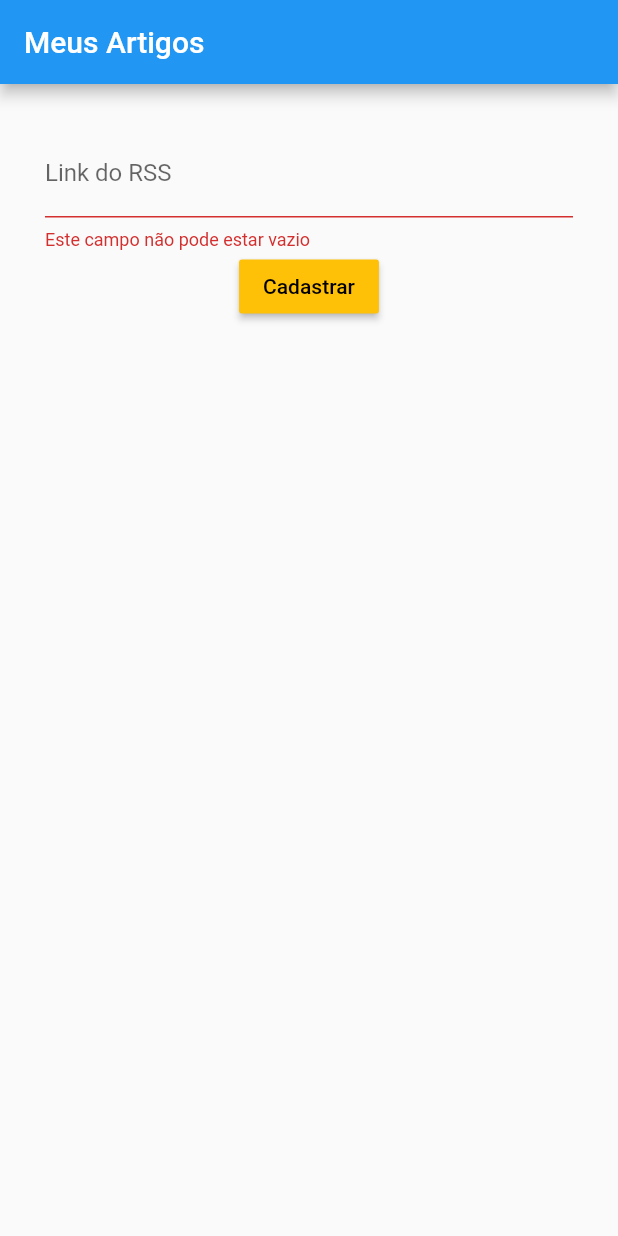
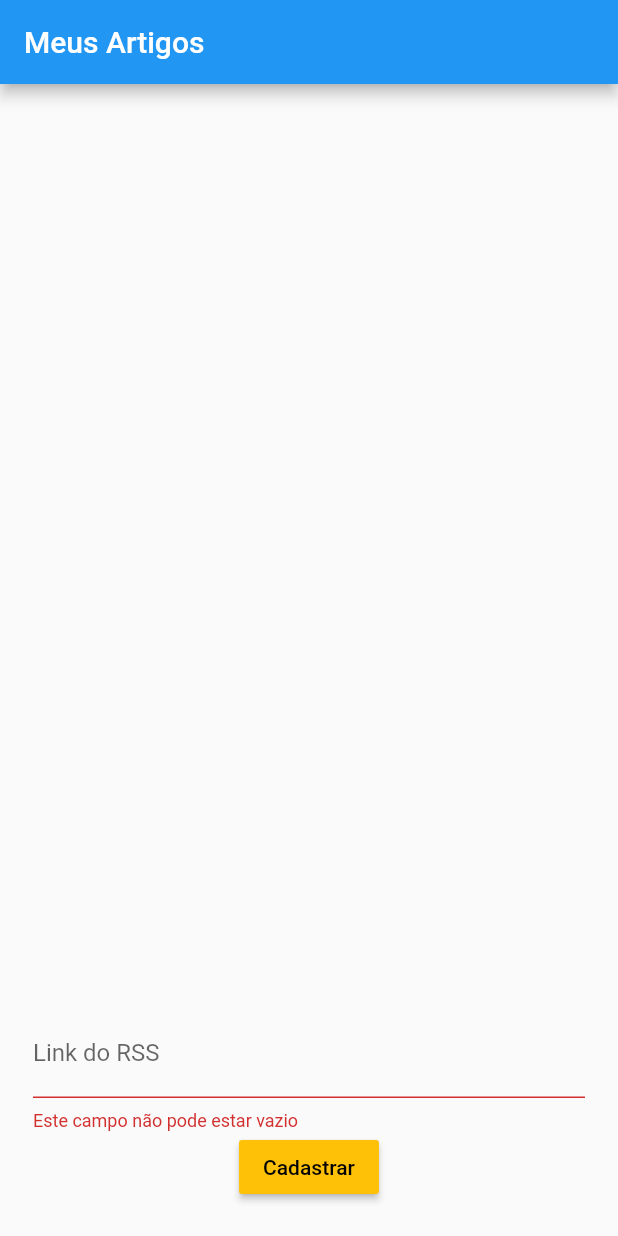
Before and after one commit to lopesdaniel/flutter-rss, a Flutter app: the screen it shows after launch, after a tap on "Cadastrar", on a phone screen of 412 x 824 dp. Run offline on Flutter 3.47's test engine with Material 2 defaults, Android fonts, the phone set to English and light mode, and no system bars.

```diff
--- /dev/null
+++ b/lib/data/save_local.dart
@@ -0,0 +1,37 @@
+import 'package:path_provider/path_provider.dart';
+import 'dart:io';
+import 'dart:convert';
+
+class SaveLocal {
+  final List feedList;
+
+  SaveLocal({this.feedList});
+
+  Future<File> get fileFeed async{
+    Directory dir = await getApplicationDocumentsDirectory();
+    File file = File(dir.path + "/feeds.json");
+    if(!file.existsSync()){
+      await file.writeAsString(json.encode([]));
+    }
+
+    return file;
+  }
+
+  read() async {
+    final File file = await fileFeed;
+
+    String data = file.readAsStringSync();
+
+    return json.decode(data);
+  }
+
+  save(data) async {
+    final File file = await fileFeed;
+
+    file.writeAsString(json.encode(data));
+  }
+
+
+
+
+}
--- a/lib/pages/home_page.dart
+++ b/lib/pages/home_page.dart
@@ -1,5 +1,6 @@
 import 'package:flutter/material.dart';
 import './articles_page.dart';
+import '../data/save_local.dart';
 
 class HomePage extends StatefulWidget {
   @override
@@ -10,19 +11,46 @@ class _HomePageState extends State<HomePage> {
   final _formKey = GlobalKey<FormState>();
   final feedController = TextEditingController();
 
+  List feeds = [];
+
   @override
   Widget build(BuildContext context) {
+    SaveLocal persistence = new SaveLocal(feedList: feeds);
+    persistence.read().then((data) {
+      setState(() {
+        feeds = data;
+      });
+    });
     return Scaffold(
       appBar: AppBar(
         title: Text('Meus Artigos'),
         automaticallyImplyLeading: false,
       ),
       body: Padding(
-        padding: EdgeInsets.all(30),
+        padding: EdgeInsets.all(22),
         child: Form(
         key: _formKey,
         child: Column(
           children: <Widget>[
+            Expanded(
+              child: ListView.builder(
+                itemCount: feeds.length,
+                itemBuilder: (context, index){
+                  return ListTile(
+                    title: Text(feeds[index]),
+                    leading: Icon(Icons.rss_feed),
+                    onTap: (){
+                      Navigator.push(
+                        context,
+                          MaterialPageRoute(
+                            builder: (context) => ArticlePage(feed: feeds[index])
+                          )
+                        );
+                    },
+                  );
+                },
+              )
+            ),
             TextFormField(
               keyboardType: TextInputType.url,
               controller: feedController,
@@ -41,8 +69,12 @@ class _HomePageState extends State<HomePage> {
                 textColor: Colors.black,
                 onPressed: () {
                   if(_formKey.currentState.validate()){
-                    print(feedController.text);
-                    feedController.text = '';
+                    setState(() {
+                      feeds.add(feedController.text);
+                      feedController.text = '';
+
+                      persistence.save(feeds);
+                    });
                   }
                 },
               )
--- a/pubspec.yaml
+++ b/pubspec.yaml
@@ -23,6 +23,10 @@ dependencies:
   # The following adds the Cupertino Icons font to your application.
   # Use with the CupertinoIcons class for iOS style icons.
   cupertino_icons: ^0.1.2
+  path_provider: ^1.1.0
+  http: ^0.12.0+2
+  xml: ^3.3.1
+  url_launcher: ^5.0.1
 
 dev_dependencies:
   flutter_test:
```
Also changed, not shown: lib/data/get_feed_data.dart (added, +23 -0 lines), lib/pages/articles_page.dart (+70 -12 lines), pubspec.lock.
